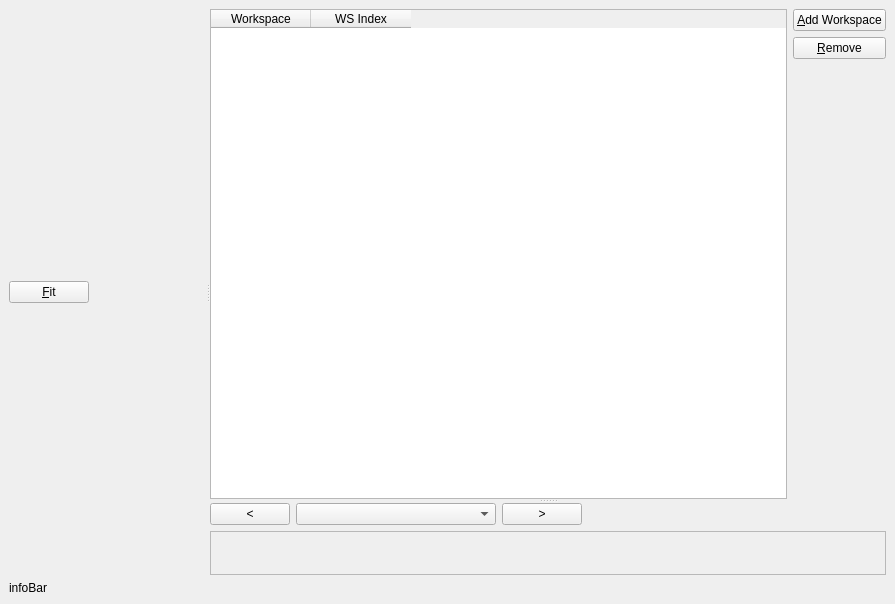
This is Code/Mantid/MantidQt/CustomInterfaces/inc/MantidQtCustomInterfaces/MultiDatasetFit.ui in mantidproject/mantid as Qt 5 draws it before an edit. The edited form follows.
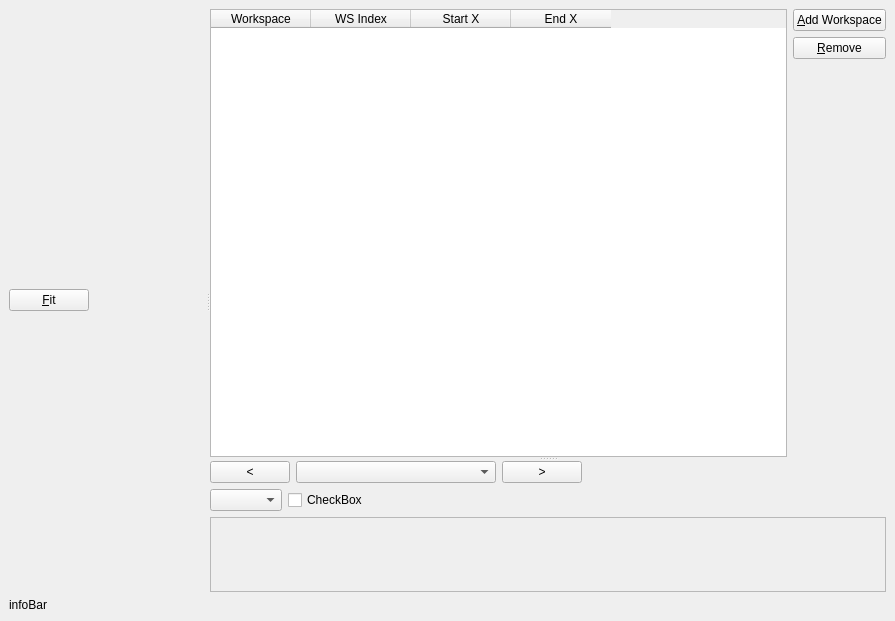
This is the edited form. Custom widgets are drawn as their Qt base class.

Commit message: Re #10474. Methods for setting the range.

```diff
--- a/Code/Mantid/MantidQt/CustomInterfaces/inc/MantidQtCustomInterfaces/MultiDatasetFit.ui
+++ b/Code/Mantid/MantidQt/CustomInterfaces/inc/MantidQtCustomInterfaces/MultiDatasetFit.ui
@@ -7,7 +7,7 @@
     <x>0</x>
     <y>0</y>
     <width>895</width>
-    <height>604</height>
+    <height>621</height>
    </rect>
   </property>
   <property name="windowTitle">
@@ -72,6 +72,16 @@
              <string>WS Index</string>
             </property>
            </column>
+           <column>
+            <property name="text">
+             <string>Start X</string>
+            </property>
+           </column>
+           <column>
+            <property name="text">
+             <string>End X</string>
+            </property>
+           </column>
           </widget>
          </item>
          <item>
@@ -115,6 +125,9 @@
        </widget>
        <widget class="QWidget" name="verticalLayoutWidget">
         <layout class="QVBoxLayout" name="verticalLayout">
+         <property name="spacing">
+          <number>6</number>
+         </property>
          <item>
           <layout class="QHBoxLayout" name="horizontalLayout">
            <item>
@@ -152,7 +165,7 @@
            <item>
             <widget class="QPushButton" name="btnNext">
              <property name="sizePolicy">
-              <sizepolicy hsizetype="Minimum" vsizetype="Fixed">
+              <sizepolicy hsizetype="Fixed" vsizetype="Fixed">
                <horstretch>0</horstretch>
                <verstretch>0</verstretch>
               </sizepolicy>
@@ -189,6 +202,50 @@
            </item>
           </layout>
          </item>
+         <item>
+          <widget class="QStackedWidget" name="stackedWidget">
+           <property name="sizePolicy">
+            <sizepolicy hsizetype="Preferred" vsizetype="Fixed">
+             <horstretch>0</horstretch>
+             <verstretch>0</verstretch>
+            </sizepolicy>
+           </property>
+           <property name="currentIndex">
+            <number>0</number>
+           </property>
+           <widget class="QWidget" name="page">
+            <layout class="QHBoxLayout" name="horizontalLayout_4">
+             <property name="margin">
+              <number>0</number>
+             </property>
+             <item>
+              <widget class="QComboBox" name="comboBox"/>
+             </item>
+             <item>
+              <widget class="QCheckBox" name="checkBox">
+               <property name="text">
+                <string>CheckBox</string>
+               </property>
+              </widget>
+             </item>
+             <item>
+              <spacer name="horizontalSpacer_3">
+               <property name="orientation">
+                <enum>Qt::Horizontal</enum>
+               </property>
+               <property name="sizeHint" stdset="0">
+                <size>
+                 <width>40</width>
+                 <height>20</height>
+                </size>
+               </property>
+              </spacer>
+             </item>
+            </layout>
+           </widget>
+           <widget class="QWidget" name="page_2"/>
+          </widget>
+         </item>
          <item>
           <widget class="QwtPlot" name="plot">
            <property name="frameShape">
```
Left out of the diff: 4 changed lines with no effect on the pictures. The commit also changes 2 other files.
